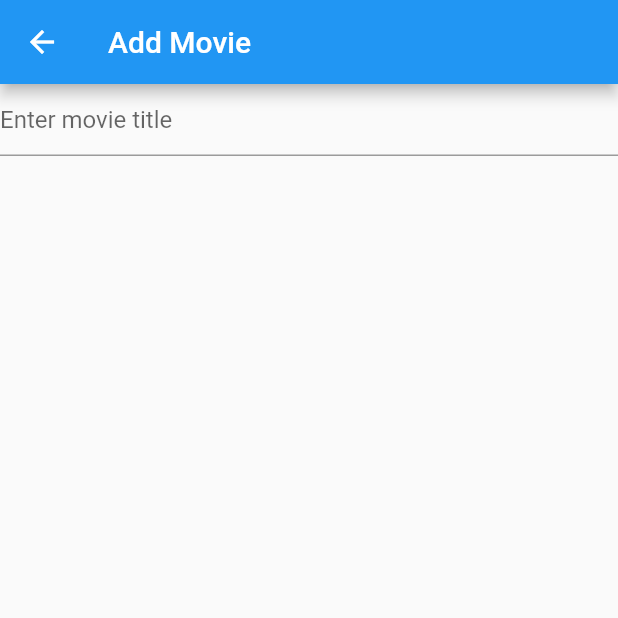
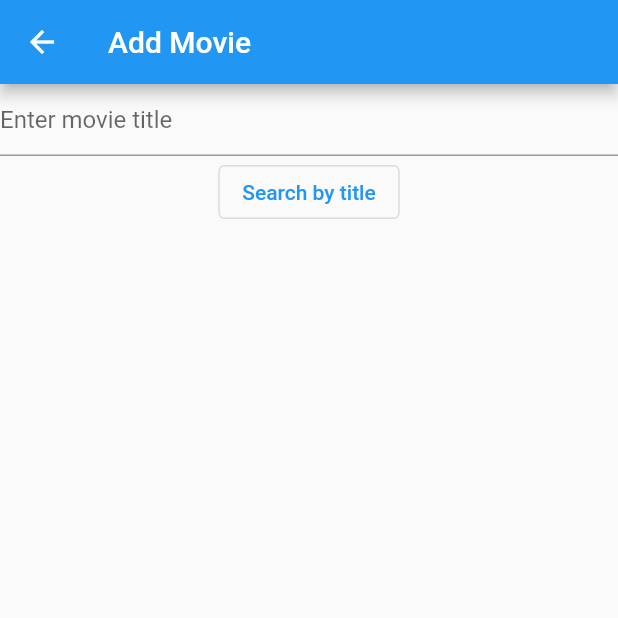
Before and after one commit to abbygriffiths/movie_database_yellowclass, a Flutter app: the AddMoviePage screen opened directly, on a phone screen of 412 x 824 dp, the top half of it. Run offline on Flutter 3.47's test engine with Material 2 defaults, Android fonts, the phone set to English and light mode, and no system bars; our stand-ins replace hive; accounts and stored records are empty.

```diff
--- a/lib/main.dart
+++ b/lib/main.dart
@@ -1,6 +1,6 @@
 import 'package:flutter/material.dart';
 
-import 'screens/home.dart';
+import 'screens/list_movies.dart';
 
 void main() {
   runApp(const MovieDatabaseApp());
@@ -15,7 +15,7 @@ class MovieDatabaseApp extends StatelessWidget {
       theme: ThemeData(
         primarySwatch: Colors.blue,
       ),
-      home: const MoviesPage(
+      home: const ListMoviesPage(
         title: 'Movies Database',
       ),
     );
--- a/lib/screens/add_movie.dart
+++ b/lib/screens/add_movie.dart
@@ -1,11 +1,30 @@
-import 'package:flutter/foundation.dart';
+import 'dart:convert';
+
 import 'package:flutter/material.dart';
 
-class AddMoviePage extends StatelessWidget {
-  const AddMoviePage({Key? key}) : super(key: key);
+import 'package:movie_db/models/movie.dart' show Movie;
+
+class AddMoviePage extends StatefulWidget {
+  @override
+  State<StatefulWidget> createState() => _AddMoviePageState();
+}
+
+Movie parseMovieFromTitle(String responseBody) {
+  final parsed = jsonDecode(responseBody).cast<Map<String, dynamic>>();
+  return Movie.fromJson(parsed);
+}
+
+// Future<Movie> getMovieFromTitle(String title) async {
+//   String apiUrl = await getApiUrl();
+// }
+
+class _AddMoviePageState extends State<AddMoviePage> {
+  String _value = '';
 
   @override
   Widget build(BuildContext context) {
+    void searchForMovie() {}
+
     return Scaffold(
       appBar: AppBar(
         automaticallyImplyLeading: true,
@@ -13,15 +32,22 @@ class AddMoviePage extends StatelessWidget {
       ),
       body: Column(
         children: [
-          TextField(
-            decoration: const InputDecoration(
-              border: UnderlineInputBorder(),
-              hintText: 'Enter movie title',
+          Center(
+            child: TextField(
+              decoration: const InputDecoration(
+                border: UnderlineInputBorder(),
+                hintText: 'Enter movie title',
+              ),
+              onChanged: (value) {
+                _value = value;
+              },
             ),
-            onChanged: (value) {
-              // ignore: avoid_print
-              print(value);
+          ),
+          OutlinedButton(
+            onPressed: () {
+              searchForMovie();
             },
+            child: const Text('Search by title'),
           )
         ],
       ),
```
Also changed, not shown: lib/screens/home.dart (deleted, +0 -93 lines), lib/tools/helper_functions.dart (+26 -0 lines).
